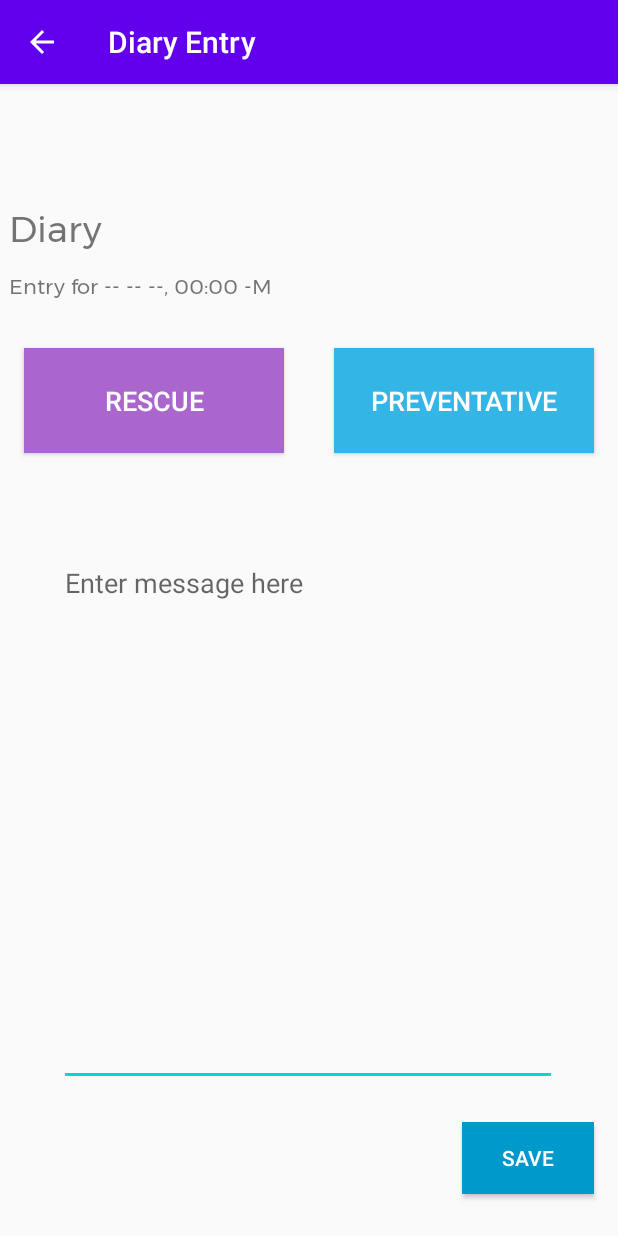
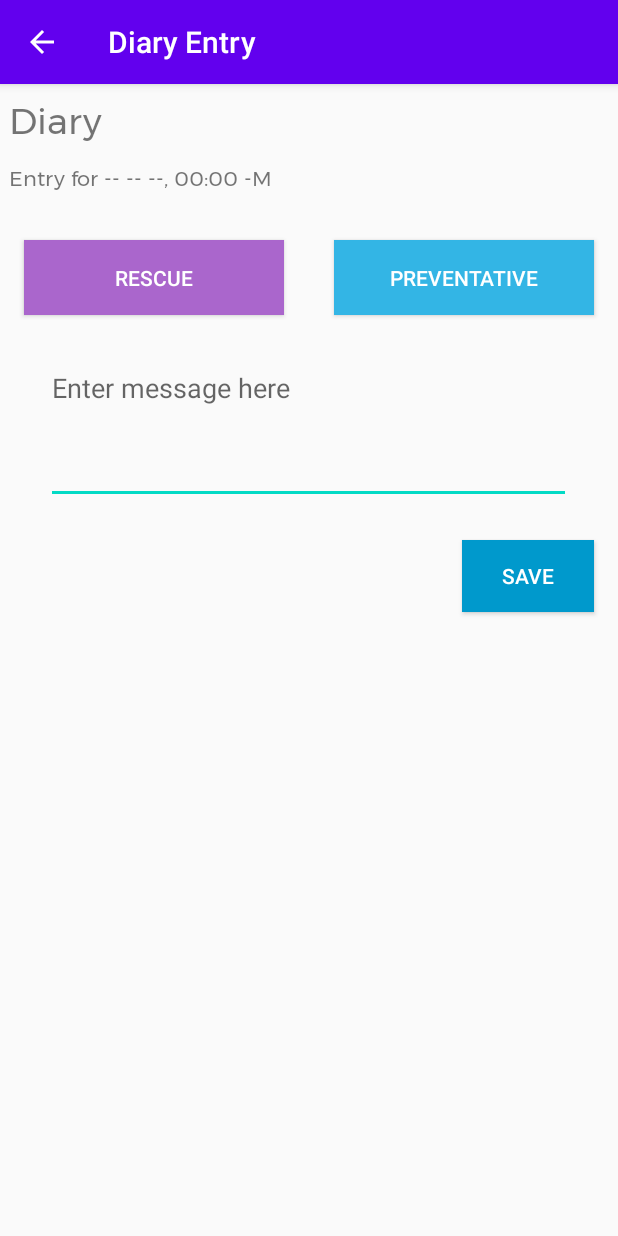
Before and after one commit to pdm358/smart-inhaler, an Android app: the DiaryEntryActivity screen opened directly, with no data from a screen before it, on a phone screen of 412 x 824 dp. Run offline under Robolectric (Android 15) with nearby library versions, the phone set to English and light mode, and no system bars.

Commit message:
Clicking on date in diary timeline (main activity - bottom pane) launches diary entry activity (second activity)

```diff
--- a/Breathe/app/src/main/java/com/ybeltagy/breathe/DiaryEntryActivity.java
+++ b/Breathe/app/src/main/java/com/ybeltagy/breathe/DiaryEntryActivity.java
@@ -3,12 +3,20 @@ package com.ybeltagy.breathe;
 import androidx.appcompat.app.AppCompatActivity;
 
 import android.os.Bundle;
+import android.widget.EditText;
 
 public class DiaryEntryActivity extends AppCompatActivity {
+
+    // key for Intent extra
+    public static final String EXTRA_MESSAGE = "com.ybeltagy.breathe.extra.MESSAGE";
+    // EditText view - where the user enters the diary entry message
+    private EditText messageEditText;
 
     @Override
     protected void onCreate(Bundle savedInstanceState) {
         super.onCreate(savedInstanceState);
         setContentView(R.layout.activity_diary_entry);
+
+
     }
 }
--- a/Breathe/app/src/main/java/com/ybeltagy/breathe/IUEListAdapter.java
+++ b/Breathe/app/src/main/java/com/ybeltagy/breathe/IUEListAdapter.java
@@ -1,6 +1,8 @@
 package com.ybeltagy.breathe;
 
 import android.content.Context;
+import android.content.Intent;
+import android.util.Log;
 import android.view.LayoutInflater;
 import android.view.View;
 import android.view.ViewGroup;
@@ -12,6 +14,8 @@ import androidx.recyclerview.widget.RecyclerView;
 import java.util.Date;
 import java.util.LinkedList;
 
+import static androidx.core.content.ContextCompat.startActivity;
+
 public class IUEListAdapter
         extends RecyclerView.Adapter<IUEListAdapter.IUEViewHolder> {
 
@@ -20,6 +24,11 @@ public class IUEListAdapter
     private final LinkedList<String> iueEntries;
     // Inflater
     private LayoutInflater iueInflater;
+
+    // for sending date string to diary entry activity
+
+    // logging
+    private static final String LOG_TAG = MainActivity.class.getSimpleName();
 
     public IUEListAdapter(Context context, LinkedList<String> iueEntryList) {
         iueInflater = LayoutInflater.from(context);
@@ -67,11 +76,11 @@ public class IUEListAdapter
             int position = getLayoutPosition();
             // use that to access the affected item in mWordList
             String element = iueEntries.get(position);
-            // change the word in the mWordList
-            iueEntries.set(position, "Clicked! " + element);
-            // notify the adapter, that the data has changed -> update the RecyclerView to display
-            // the new data
-            iueListAdapter.notifyDataSetChanged();
+
+            Intent intent = new Intent(this.iueItemView.getContext(), DiaryEntryActivity.class);
+            this.iueItemView.getContext().startActivity(intent);
+
+            Log.d(LOG_TAG, "Diary entry activity launched!");
         }
     }
 }
--- a/Breathe/app/src/main/java/com/ybeltagy/breathe/MainActivity.java
+++ b/Breathe/app/src/main/java/com/ybeltagy/breathe/MainActivity.java
@@ -4,7 +4,10 @@ import androidx.appcompat.app.AppCompatActivity;
 import androidx.recyclerview.widget.LinearLayoutManager;
 import androidx.recyclerview.widget.RecyclerView;
 
+import android.content.Intent;
 import android.os.Bundle;
+import android.util.Log;
+import android.view.View;
 import android.widget.ProgressBar;
 import android.widget.TextView;
 
--- a/Breathe/app/src/main/res/layout/activity_diary_entry.xml
+++ b/Breathe/app/src/main/res/layout/activity_diary_entry.xml
@@ -13,7 +13,7 @@
         app:layout_constraintBottom_toBottomOf="parent"
         app:layout_constraintStart_toStartOf="parent"
         app:layout_constraintTop_toTopOf="parent"
-        app:layout_constraintVertical_bias="0.102" />
+        app:layout_constraintVertical_bias="0.0" />
 
     <TextView
         android:id="@+id/entry_date_label"
@@ -51,17 +51,18 @@
 
     <EditText
         android:id="@+id/edit_diary_entry_text"
-        android:layout_width="332dp"
-        android:layout_height="358dp"
-        android:layout_marginBottom="100dp"
+        android:layout_width="@dimen/diary_edit_text_box_width"
+        android:layout_height="@dimen/diary_edit_text_box_height"
+        android:layout_marginTop="@dimen/edit_text_top_margin"
         android:ems="10"
-        android:gravity="start|top"
+        android:gravity="top|left"
         android:hint="@string/edit_diary_entry_text_hint"
         android:inputType="textMultiLine"
-        app:layout_constraintBottom_toBottomOf="parent"
+        android:scrollbars="vertical"
         app:layout_constraintEnd_toEndOf="parent"
-        app:layout_constraintHorizontal_bias="0.493"
-        app:layout_constraintStart_toStartOf="parent" />
+        app:layout_constraintHorizontal_bias="0.491"
+        app:layout_constraintStart_toStartOf="parent"
+        app:layout_constraintTop_toBottomOf="@+id/entry_date_label" />
 
     <Button
         android:id="@+id/diary_entry_save_button"
--- a/Breathe/app/src/main/res/values/dimens.xml
+++ b/Breathe/app/src/main/res/values/dimens.xml
@@ -3,8 +3,11 @@
     <dimen name="forecast_data_icon_width">60dp</dimen>
     <dimen name="forecast_data_icon_height">80dp</dimen>
     <dimen name="tag_button_width">173dp</dimen>
-    <dimen name="tag_button_height">70dp</dimen>
+    <dimen name="tag_button_height">50dp</dimen>
     <dimen name="tag_button_side_margin">16dp</dimen>
     <dimen name="tag_button_top_margin">24dp</dimen>
-    <dimen name="tag_button_font_size">18sp</dimen>
+    <dimen name="tag_button_font_size">14sp</dimen>
+    <dimen name="diary_edit_text_box_width">350dp</dimen>
+    <dimen name="diary_edit_text_box_height">100dp</dimen>
+    <dimen name="edit_text_top_margin">100dp</dimen>
 </resources>
```
